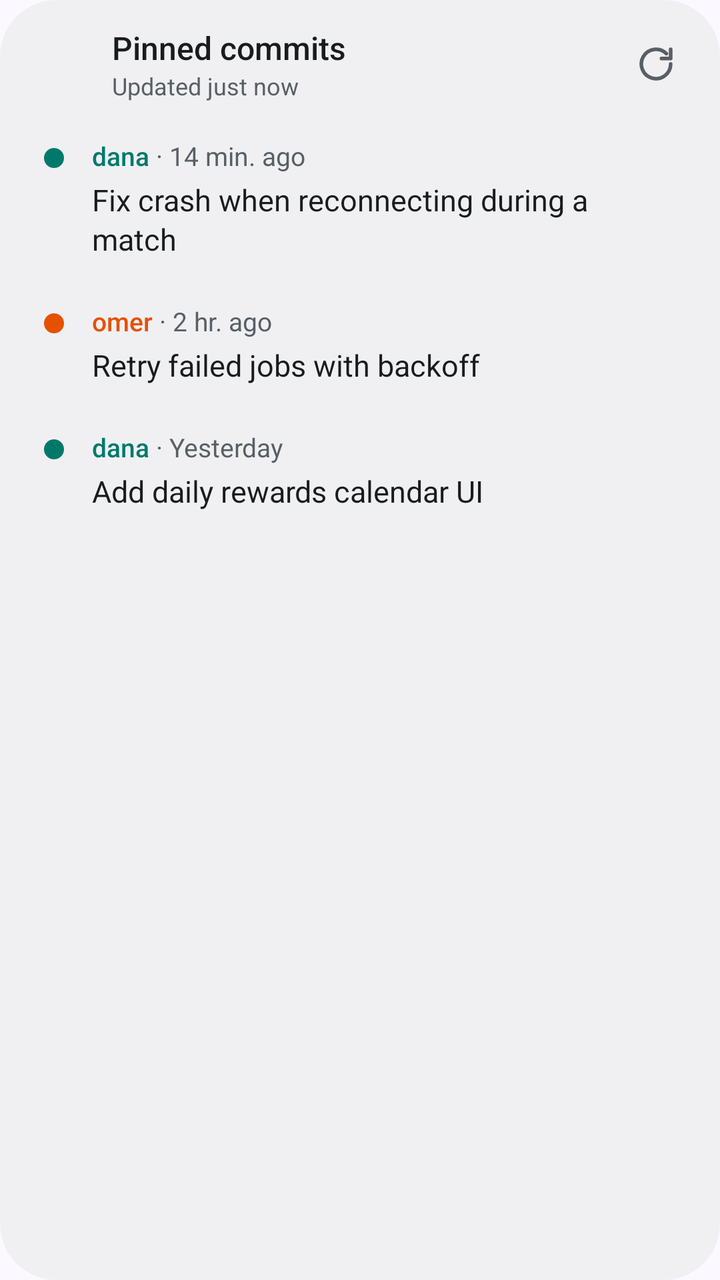
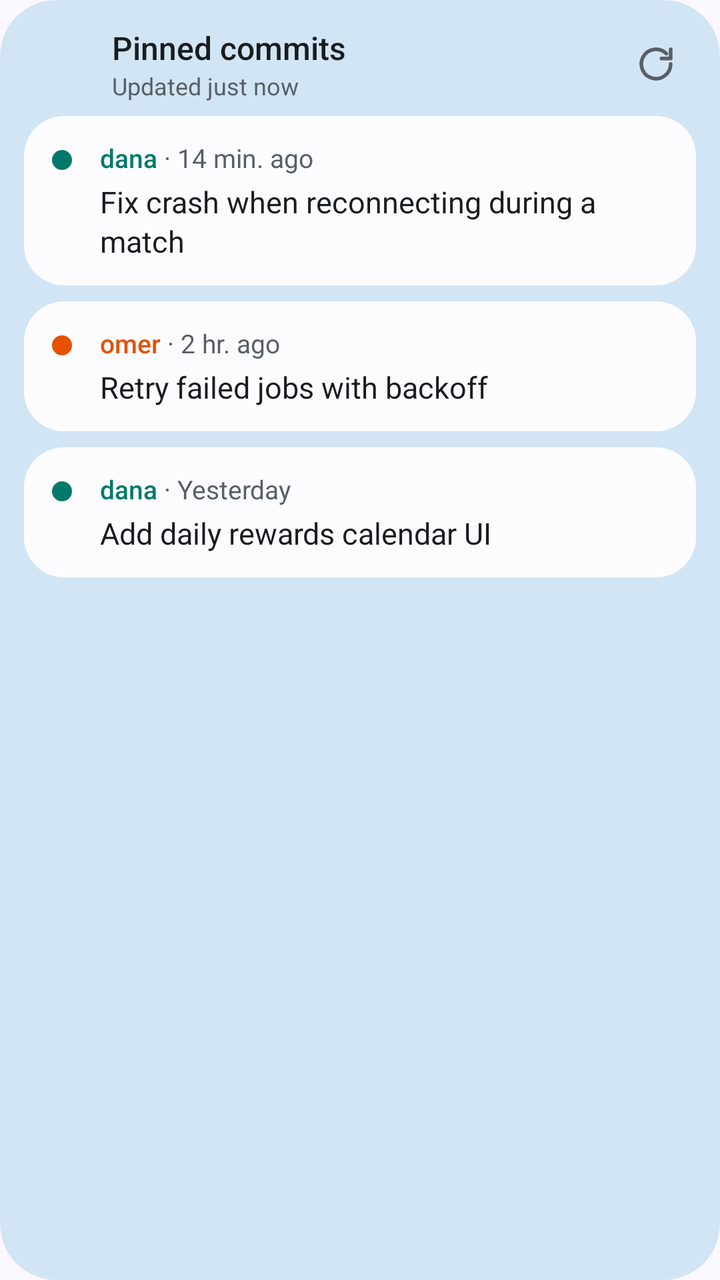

An Android layout rendered at two revisions. The XML below is the earlier revision; the diff shows what the commit changed to produce the second picture.
<!-- AndroidManifest.xml: application theme AppTheme -->
<!-- res/layout/widget_preview.xml -->
<?xml version="1.0" encoding="utf-8"?>
<LinearLayout xmlns:android="http://schemas.android.com/apk/res/android"
    android:id="@android:id/background"
    android:layout_width="match_parent"
    android:layout_height="match_parent"
    android:background="@drawable/widget_bg"
    android:clipToOutline="true"
    android:orientation="vertical"
    android:paddingHorizontal="12dp"
    android:paddingTop="12dp"
    android:paddingBottom="6dp">

    <LinearLayout
        
        android:layout_width="match_parent"
        android:layout_height="wrap_content"
        android:gravity="center_vertical"
        android:minHeight="40dp"
        android:orientation="horizontal"
        android:paddingStart="8dp"
        android:paddingBottom="6dp">

        <ImageView
            android:layout_width="26dp"
            android:layout_height="26dp"
            android:layout_marginEnd="10dp"
            android:importantForAccessibility="no"
            android:src="@mipmap/ic_launcher" />

        <LinearLayout
            android:layout_width="0dp"
            android:layout_height="wrap_content"
            android:layout_weight="1"
            android:orientation="vertical">

            <TextView
                
                android:layout_width="wrap_content"
                android:layout_height="wrap_content"
                android:ellipsize="end"
                android:maxLines="1"
                android:fontFamily="sans-serif-medium"
                android:text="@string/widget_title"
                android:textColor="@color/widget_text"
                android:textSize="16sp" />

            <TextView
                android:text="Updated just now"
                android:layout_width="wrap_content"
                android:layout_height="wrap_content"
                android:ellipsize="end"
                android:maxLines="1"
                android:textColor="@color/widget_text_muted"
                android:textSize="12sp" />
        </LinearLayout>

        <ImageButton
            
            android:layout_width="40dp"
            android:layout_height="40dp"
            android:background="?android:attr/selectableItemBackgroundBorderless"
            android:contentDescription="@string/refresh"
            android:src="@drawable/ic_refresh" />
    </LinearLayout>

    <FrameLayout
        android:layout_width="match_parent"
        android:layout_height="0dp"
        android:layout_weight="1">

        <LinearLayout android:layout_width="match_parent" android:layout_height="wrap_content" android:orientation="vertical">
<LinearLayout
    android:layout_width="match_parent"
    android:layout_height="wrap_content"
    android:background="@drawable/widget_row_bg"
    android:orientation="horizontal"
    android:paddingHorizontal="10dp"
    android:paddingVertical="11dp">

    <ImageView
        android:tint="#00796B"
        android:layout_width="10dp"
        android:layout_height="10dp"
        android:layout_marginTop="5dp"
        android:layout_marginEnd="14dp"
        android:importantForAccessibility="no"
        android:src="@drawable/author_dot" />

    <LinearLayout
        android:layout_width="0dp"
        android:layout_height="wrap_content"
        android:layout_weight="1"
        android:orientation="vertical">

        <LinearLayout
            android:layout_width="match_parent"
            android:layout_height="wrap_content"
            android:baselineAligned="true"
            android:orientation="horizontal">

            <TextView
                android:text="dana"
                android:textColor="#00796B"
                android:layout_width="wrap_content"
                android:layout_height="wrap_content"
                android:ellipsize="end"
                android:fontFamily="sans-serif-medium"
                android:maxLines="1"
                android:textSize="13sp" />

            <TextView
                android:text=" · 14 min. ago"
                android:layout_width="wrap_content"
                android:layout_height="wrap_content"
                android:maxLines="1"
                android:textColor="@color/widget_text_muted"
                android:textSize="13sp" />

            <TextView
                android:text=""
                android:layout_width="0dp"
                android:layout_height="wrap_content"
                android:layout_marginStart="10dp"
                android:layout_weight="1"
                android:ellipsize="end"
                android:gravity="end"
                android:maxLines="1"
                android:textColor="@color/widget_text_muted"
                android:textSize="12sp" />
        </LinearLayout>

        <TextView
            android:text="Fix crash when reconnecting during a match"
            android:layout_width="match_parent"
            android:layout_height="wrap_content"
            android:layout_marginTop="3dp"
            android:ellipsize="end"
            android:lineSpacingExtra="2dp"
            android:maxLines="2"
            android:textColor="@color/widget_text"
            android:textSize="15sp" />
    </LinearLayout>
</LinearLayout>

<LinearLayout
    android:layout_width="match_parent"
    android:layout_height="wrap_content"
    android:background="@drawable/widget_row_bg"
    android:orientation="horizontal"
    android:paddingHorizontal="10dp"
    android:paddingVertical="11dp">

    <ImageView
        android:tint="#E65100"
        android:layout_width="10dp"
        android:layout_height="10dp"
        android:layout_marginTop="5dp"
        android:layout_marginEnd="14dp"
        android:importantForAccessibility="no"
        android:src="@drawable/author_dot" />

    <LinearLayout
        android:layout_width="0dp"
        android:layout_height="wrap_content"
        android:layout_weight="1"
        android:orientation="vertical">

        <LinearLayout
            android:layout_width="match_parent"
            android:layout_height="wrap_content"
            android:baselineAligned="true"
            android:orientation="horizontal">

            <TextView
                android:text="omer"
                android:textColor="#E65100"
                android:layout_width="wrap_content"
                android:layout_height="wrap_content"
                android:ellipsize="end"
                android:fontFamily="sans-serif-medium"
                android:maxLines="1"
                android:textSize="13sp" />

            <TextView
                android:text=" · 2 hr. ago"
                android:layout_width="wrap_content"
                android:layout_height="wrap_content"
                android:maxLines="1"
                android:textColor="@color/widget_text_muted"
                android:textSize="13sp" />

            <TextView
                android:text=""
                android:layout_width="0dp"
                android:layout_height="wrap_content"
                android:layout_marginStart="10dp"
                android:layout_weight="1"
                android:ellipsize="end"
                android:gravity="end"
                android:maxLines="1"
                android:textColor="@color/widget_text_muted"
                android:textSize="12sp" />
        </LinearLayout>

        <TextView
            android:text="Retry failed jobs with backoff"
            android:layout_width="match_parent"
            android:layout_height="wrap_content"
            android:layout_marginTop="3dp"
            android:ellipsize="end"
            android:lineSpacingExtra="2dp"
            android:maxLines="2"
            android:textColor="@color/widget_text"
            android:textSize="15sp" />
    </LinearLayout>
</LinearLayout>

<LinearLayout
    android:layout_width="match_parent"
    android:layout_height="wrap_content"
    android:background="@drawable/widget_row_bg"
    android:orientation="horizontal"
    android:paddingHorizontal="10dp"
    android:paddingVertical="11dp">

    <ImageView
        android:tint="#00796B"
        android:layout_width="10dp"
        android:layout_height="10dp"
        android:layout_marginTop="5dp"
        android:layout_marginEnd="14dp"
        android:importantForAccessibility="no"
        android:src="@drawable/author_dot" />

    <LinearLayout
        android:layout_width="0dp"
        android:layout_height="wrap_content"
        android:layout_weight="1"
        android:orientation="vertical">

        <LinearLayout
            android:layout_width="match_parent"
            android:layout_height="wrap_content"
            android:baselineAligned="true"
            android:orientation="horizontal">

            <TextView
                android:text="dana"
                android:textColor="#00796B"
                android:layout_width="wrap_content"
                android:layout_height="wrap_content"
                android:ellipsize="end"
                android:fontFamily="sans-serif-medium"
                android:maxLines="1"
                android:textSize="13sp" />

            <TextView
                android:text=" · Yesterday"
                android:layout_width="wrap_content"
                android:layout_height="wrap_content"
                android:maxLines="1"
                android:textColor="@color/widget_text_muted"
                android:textSize="13sp" />

            <TextView
                android:text=""
                android:layout_width="0dp"
                android:layout_height="wrap_content"
                android:layout_marginStart="10dp"
                android:layout_weight="1"
                android:ellipsize="end"
                android:gravity="end"
                android:maxLines="1"
                android:textColor="@color/widget_text_muted"
                android:textSize="12sp" />
        </LinearLayout>

        <TextView
            android:text="Add daily rewards calendar UI"
            android:layout_width="match_parent"
            android:layout_height="wrap_content"
            android:layout_marginTop="3dp"
            android:ellipsize="end"
            android:lineSpacingExtra="2dp"
            android:maxLines="2"
            android:textColor="@color/widget_text"
            android:textSize="15sp" />
    </LinearLayout>
</LinearLayout>

        </LinearLayout>
    </FrameLayout>
</LinearLayout>
<!-- resources referenced by this layout -->
<resources>
  <color name="widget_text">@android:color/system_neutral1_900</color>
  <color name="widget_text_muted">@android:color/system_neutral2_600</color>
  <!-- drawable author_dot (drawable) -->
  <?xml version="1.0" encoding="utf-8"?>
  <shape xmlns:android="http://schemas.android.com/apk/res/android" android:shape="oval">
      <solid android:color="#ffffff" />
      <size android:width="10dp" android:height="10dp" />
  </shape>
  <!-- drawable ic_refresh (drawable) -->
  <vector xmlns:android="http://schemas.android.com/apk/res/android"
      android:width="22dp" android:height="22dp" android:viewportWidth="24" android:viewportHeight="24">
      <path android:pathData="M20,12a8,8 0,1 1,-2.34 -5.66M20,4v5h-5"
          android:strokeColor="@color/widget_text_muted" android:strokeWidth="2"
          android:strokeLineCap="round" android:strokeLineJoin="round" />
  </vector>
  <!-- drawable widget_bg (drawable) -->
  <?xml version="1.0" encoding="utf-8"?>
  <shape xmlns:android="http://schemas.android.com/apk/res/android">
      <solid android:color="@color/widget_bg" />
      <corners android:radius="@android:dimen/system_app_widget_background_radius" />
  </shape>
  <!-- drawable widget_row_bg (drawable) -->
  <?xml version="1.0" encoding="utf-8"?>
  <ripple xmlns:android="http://schemas.android.com/apk/res/android" android:color="#26888888">
      <item android:id="@android:id/mask">
          <shape>
              <solid android:color="#ffffff" />
              <corners android:radius="@android:dimen/system_app_widget_inner_radius" />
          </shape>
      </item>
  </ripple>
  <!-- mipmap ic_launcher (mipmap-anydpi-v26) -->
  <?xml version="1.0" encoding="utf-8"?>
  <adaptive-icon xmlns:android="http://schemas.android.com/apk/res/android">
      <background android:drawable="@drawable/ic_launcher_background" />
      <foreground android:drawable="@drawable/ic_launcher_foreground" />
      <monochrome android:drawable="@drawable/ic_launcher_monochrome" />
  </adaptive-icon>
  <string name="refresh">Refresh</string>
  <string name="widget_title">Pinned commits</string>
  <style name="AppTheme" parent="android:Theme.Material.Light.NoActionBar">
          <item name="android:windowBackground">@color/app_bg</item>
      </style>
  <color name="widget_bg">@android:color/system_neutral1_50</color>
  <!-- drawable ic_launcher_background (drawable) -->
  <shape xmlns:android="http://schemas.android.com/apk/res/android">
      <gradient android:angle="315" android:startColor="@color/icon_bg_start" android:endColor="@color/icon_bg_end" />
  </shape>
  <!-- drawable ic_launcher_monochrome (drawable) -->
  <vector xmlns:android="http://schemas.android.com/apk/res/android"
      android:width="108dp" android:height="108dp" android:viewportWidth="108" android:viewportHeight="108">
      <group android:scaleX="0.16" android:scaleY="0.16" android:translateX="13.04" android:translateY="13.04">
          <path android:pathData="M196,96v320" android:strokeColor="#ffffff" android:strokeWidth="30" android:strokeLineCap="round" />
          <path android:pathData="M196,300c0,-70 120,-60 120,-130" android:strokeColor="#ffffff" android:strokeWidth="30" android:strokeLineCap="round" />
          <path android:pathData="M144,140a52,52 0,1 0,104 0a52,52 0,1 0,-104 0z" android:fillColor="#ffffff" />
          <path android:pathData="M144,372a52,52 0,1 0,104 0a52,52 0,1 0,-104 0z" android:fillColor="#ffffff" />
          <path android:pathData="M278,160a38,38 0,1 0,76 0a38,38 0,1 0,-76 0z" android:fillColor="#ffffff" />
      </group>
  </vector>
  <color name="app_bg">#fbf8ff</color>
  <color name="icon_bg_start">#7b6cff</color>
  <color name="icon_bg_end">#4338ca</color>
  <!-- unchanged entries left out for length: 1 -->
</resources>

<!-- the commit's change to res/layout/widget_preview.xml (unified diff, before → after) -->
@@ -72,10 +72,11 @@
 <LinearLayout
     android:layout_width="match_parent"
     android:layout_height="wrap_content"
+    android:layout_marginBottom="8dp"
     android:background="@drawable/widget_row_bg"
     android:orientation="horizontal"
-    android:paddingHorizontal="10dp"
-    android:paddingVertical="11dp">
+    android:paddingHorizontal="14dp"
+    android:paddingVertical="12dp">
 
     <ImageView
         android:tint="#00796B"
@@ -145,10 +146,11 @@
 <LinearLayout
     android:layout_width="match_parent"
     android:layout_height="wrap_content"
+    android:layout_marginBottom="8dp"
     android:background="@drawable/widget_row_bg"
     android:orientation="horizontal"
-    android:paddingHorizontal="10dp"
-    android:paddingVertical="11dp">
+    android:paddingHorizontal="14dp"
+    android:paddingVertical="12dp">
 
     <ImageView
         android:tint="#E65100"
@@ -218,10 +220,11 @@
 <LinearLayout
     android:layout_width="match_parent"
     android:layout_height="wrap_content"
+    android:layout_marginBottom="8dp"
     android:background="@drawable/widget_row_bg"
     android:orientation="horizontal"
-    android:paddingHorizontal="10dp"
-    android:paddingVertical="11dp">
+    android:paddingHorizontal="14dp"
+    android:paddingVertical="12dp">
 
     <ImageView
         android:tint="#00796B"
<!-- resource entries referenced after the edit -->
@@ -24,9 +24,9 @@
   <!-- drawable widget_row_bg (drawable) -->
   <?xml version="1.0" encoding="utf-8"?>
   <ripple xmlns:android="http://schemas.android.com/apk/res/android" android:color="#26888888">
-      <item android:id="@android:id/mask">
+      <item>
           <shape>
-              <solid android:color="#ffffff" />
+              <solid android:color="@color/widget_row_bg" />
               <corners android:radius="@android:dimen/system_app_widget_inner_radius" />
           </shape>
       </item>
@@ -43,7 +43,8 @@
   <style name="AppTheme" parent="android:Theme.Material.Light.NoActionBar">
           <item name="android:windowBackground">@color/app_bg</item>
       </style>
-  <color name="widget_bg">@android:color/system_neutral1_50</color>
+  <color name="widget_bg">@android:color/system_accent2_100</color>
+  <color name="widget_row_bg">@android:color/system_neutral1_10</color>
   <!-- drawable ic_launcher_background (drawable) -->
   <shape xmlns:android="http://schemas.android.com/apk/res/android">
       <gradient android:angle="315" android:startColor="@color/icon_bg_start" android:endColor="@color/icon_bg_end" />
